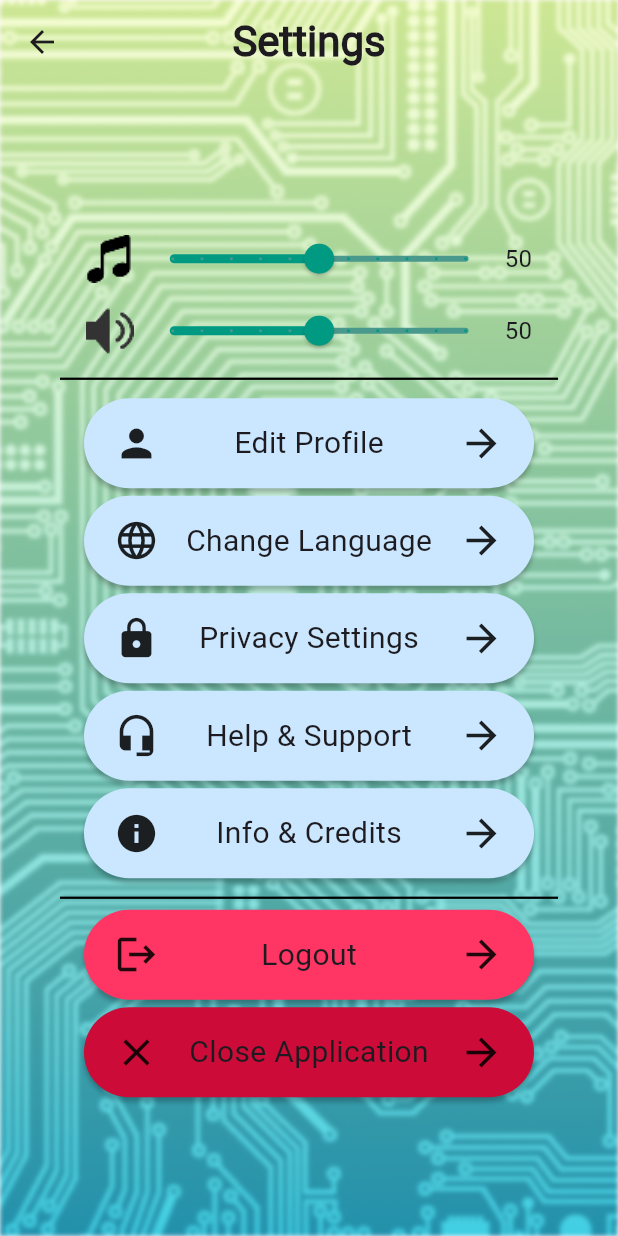
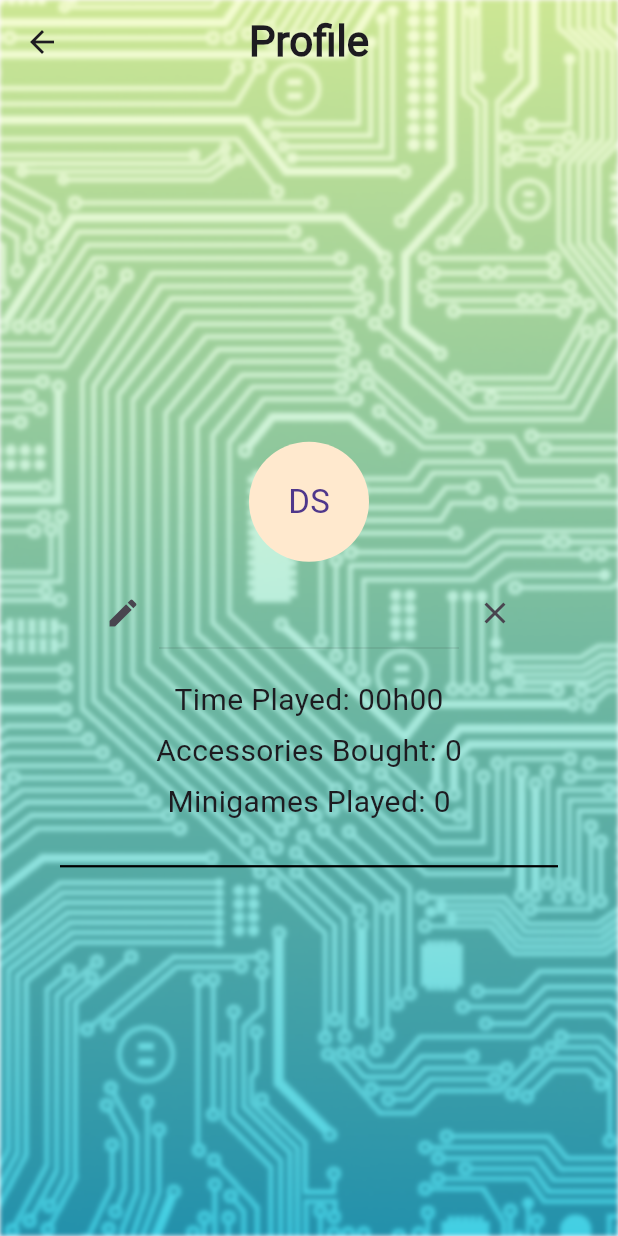
Before and after one commit to ComputacaoMovel2024/tp-c_dingo, a Flutter app: the SettingsPage screen opened directly, after a tap on "Edit Profile", on a phone screen of 412 x 824 dp. Run offline on Flutter 3.47's test engine with Material 3 defaults, Android fonts, the phone set to English and light mode, and no system bars; our stand-ins replace shared_preferences; accounts and stored records are empty.

Commit message:
Início da Página de Perfil
Adicionada a página de perfil (incompleta por agora)
Alterações realizadas a alguns widgets
Criada classe para controlar os acessos às SharedPreferences

```diff
--- a/dingo/lib/dart_classes_aux/custom_slider.dart
+++ b/dingo/lib/dart_classes_aux/custom_slider.dart
@@ -1,5 +1,6 @@
 import 'package:flutter/material.dart';
-import 'package:shared_preferences/shared_preferences.dart';
+
+import 'package:dingo/dart_classes_aux/shared_preferences_manager.dart';
 
 class CustomSlider extends StatefulWidget {
   final String customIconPath;
@@ -17,6 +18,7 @@ class CustomSlider extends StatefulWidget {
 
 class _CustomSliderState extends State<CustomSlider> {
   double _sliderCurrentValue = 50; //Valor default
+  final SharedPreferencesManager _prefsManager = SharedPreferencesManager();
 
   @override
   void initState() {
@@ -26,16 +28,15 @@ class _CustomSliderState extends State<CustomSlider> {
 
   //Carregar os valores armazenados nas Shared Preferences
   Future<void> _loadSliderValue() async {
-    final prefs = await SharedPreferences.getInstance();
+    await _prefsManager.init(); // Verificar que as SharedPreferences estão inicializadas
     setState(() {
-      _sliderCurrentValue = prefs.getDouble(widget.preferenceKey) ?? 50;
+      _sliderCurrentValue = _prefsManager.getDouble(widget.preferenceKey, 50);
     });
   }
 
-  //Salvar os valores nas Shared Preferences
+  //Salvar os valores dos sliders nas SharedPreferences
   Future<void> _saveSliderValue(double value) async {
-    final prefs = await SharedPreferences.getInstance();
-    await prefs.setDouble(widget.preferenceKey, value);
+    await _prefsManager.setDouble(widget.preferenceKey, value);
   }
 
   @override
--- /dev/null
+++ b/dingo/lib/dart_classes_aux/name_text_field.dart
@@ -0,0 +1,96 @@
+import 'package:flutter/material.dart';
+import 'shared_preferences_manager.dart';  // Import the manager class
+
+class NameTextField extends StatefulWidget {
+  final String preferenceKey;
+
+  const NameTextField({
+    super.key,
+    required this.preferenceKey,
+  });
+
+  @override
+  State<NameTextField> createState() => _NameTextFieldState();
+}
+
+class _NameTextFieldState extends State<NameTextField> {
+  late TextEditingController _controller;
+  bool _isBeingEdited = false;
+  final SharedPreferencesManager _prefsManager = SharedPreferencesManager();
+
+  Future<void> _loadUsernameValue() async {
+    await _prefsManager.init();
+    setState(() {
+      _controller.text = _prefsManager.getString(widget.preferenceKey, '');
+    });
+  }
+
+  Future<void> _saveUsernameValue(String value) async {
+    await _prefsManager.setString(widget.preferenceKey, value);
+  }
+
+  @override
+  void initState() {
+    super.initState();
+    _controller = TextEditingController();
+    _loadUsernameValue();
+    _controller.addListener(() {
+      _saveUsernameValue(_controller.text);
+    });
+  }
+
+  @override
+  void dispose() {
+    _controller.dispose();
+    super.dispose();
+  }
+
+  void onButtonPressed() {
+    setState(() {
+      _isBeingEdited = !_isBeingEdited;
+    });
+  }
+
+  void editingComplete() {
+    setState(() {
+      _isBeingEdited = false;
+      _saveUsernameValue(_controller.text);
+    });
+  }
+
+  void onNameDelete() {
+    setState(() {
+      _controller.clear();
+      _saveUsernameValue('');
+    });
+  }
+
+  @override
+  Widget build(BuildContext context) {
+    return Row(
+      mainAxisAlignment: MainAxisAlignment.center,
+      mainAxisSize: MainAxisSize.min,
+      children: <Widget>[
+        IconButton(
+          onPressed: onButtonPressed,
+          icon: const Icon(Icons.edit),
+        ),
+        SizedBox(
+          width: 200,
+          child: TextField(
+            style: const TextStyle(fontSize: 20, fontWeight: FontWeight.w300),
+            enabled: _isBeingEdited,
+            controller: _controller,
+            autocorrect: false,
+            textAlign: TextAlign.center,
+            onEditingComplete: editingComplete,
+          ),
+        ),
+        IconButton(
+          onPressed: onNameDelete,
+          icon: const Icon(Icons.clear),
+        ),
+      ],
+    );
+  }
+}
--- /dev/null
+++ b/dingo/lib/dart_classes_aux/shared_preferences_manager.dart
@@ -0,0 +1,56 @@
+import 'package:shared_preferences/shared_preferences.dart';
+
+class SharedPreferencesManager {
+  SharedPreferences? _prefs;
+
+  // Singleton pattern for SharedPreferencesManager
+  static final SharedPreferencesManager _instance = SharedPreferencesManager._internal();
+
+  factory SharedPreferencesManager() {
+    return _instance;
+  }
+
+  SharedPreferencesManager._internal();
+
+  Future<void> init() async {
+    _prefs = await SharedPreferences.getInstance();
+  }
+
+  double getDouble(String key, double defaultValue) {
+    return _prefs?.getDouble(key) ?? defaultValue;
+  }
+
+  Future<void> setDouble(String key, double value) async {
+    await _prefs?.setDouble(key, value);
+  }
+
+
+
+  String getString(String key, String defaultValue) {
+    return _prefs?.getString(key) ?? defaultValue;
+  }
+
+  Future<void> setString(String key, String value) async {
+    await _prefs?.setString(key, value);
+  }
+
+
+
+  int getInt(String key, int defaultValue) {
+    return _prefs?.getInt(key) ?? defaultValue;
+  }
+
+  Future<void> setInt(String key, int value) async {
+    await _prefs?.setInt(key, value);
+  }
+
+
+
+  bool getBool(String key, bool defaultValue) {
+    return _prefs?.getBool(key) ?? defaultValue;
+  }
+
+  Future<void> setBool(String key, bool value) async {
+    await _prefs?.setBool(key, value);
+  }
+}
--- a/dingo/lib/main_menu/login_screen.dart
+++ b/dingo/lib/main_menu/login_screen.dart
@@ -100,7 +100,7 @@ class _LoginScreenState extends State<LoginScreen> {
                         placeholderText: 'Username',
                         isObscure: false,
                         customPrefixIcon: const Icon(Icons.person),
-                        controller: _usernameController, // Pass the controller here
+                        controller: _usernameController,
                       ),
                       const SizedBox(height: 20),
                       const Text('Introduce your password', style: TextStyle(fontSize: 20)),
@@ -109,7 +109,7 @@ class _LoginScreenState extends State<LoginScreen> {
                         placeholderText: 'Password',
                         isObscure: true,
                         customPrefixIcon: const Icon(Icons.key),
-                        controller: _passwordController, // Pass the controller here
+                        controller: _passwordController,
                       ),
                       const SizedBox(height: 5),
                       Center(
--- /dev/null
+++ b/dingo/lib/settings/profile_page.dart
@@ -0,0 +1,81 @@
+import 'package:flutter/material.dart';
+
+import 'package:dingo/dart_classes_aux/name_text_field.dart';
+
+import 'dart:ui' as ui;
+
+class ProfilePage extends StatefulWidget {
+
+  const ProfilePage({
+    super.key,
+  });
+
+  @override
+  State<ProfilePage> createState() => _ProfilePageState();
+}
+
+class _ProfilePageState extends State<ProfilePage> {
+
+  @override
+  Widget build(BuildContext context) {
+    return Scaffold(
+      body: Stack(
+        children: <Widget>[
+          Positioned.fill(
+            child: ImageFiltered(
+              imageFilter: ui.ImageFilter.blur(sigmaX: 1.5, sigmaY: 1.5),
+              child: Image.asset('lib/assets/background_image.png', fit: BoxFit.cover),
+            ),
+          ),
+          Column(
+            children: <Widget>[
+              AppBar(
+                title: const Text(
+                  'Profile',
+                  style: TextStyle(
+                    fontSize: 28,
+                    fontWeight: FontWeight.w900,
+                  ),
+                ),
+                centerTitle: true,
+                backgroundColor: Colors.transparent,
+                elevation: 0,
+              ),
+              const Expanded(
+                child: Center(
+                  child: Column(
+                    mainAxisAlignment: MainAxisAlignment.center,
+                    mainAxisSize: MainAxisSize.min,
+                    children: <Widget>[
+                      CircleAvatar(
+                        backgroundColor: Color.fromARGB(255, 255, 233, 206),
+                        minRadius: 35,
+                        maxRadius: 40,
+                        child: Text('DS', style: TextStyle(fontSize: 22)),
+                      ),
+                      SizedBox(height: 10),
+                      NameTextField(preferenceKey: 'usernameValue',),
+                      SizedBox(height: 20),
+                      Text('Time Played: 00h00', style: TextStyle(fontSize: 20)),
+                      SizedBox(height: 5),
+                      Text('Accessories Bought: 0', style: TextStyle(fontSize: 20)),
+                      SizedBox(height: 5),
+                      Text('Minigames Played: 0', style: TextStyle(fontSize: 20)),
+                      SizedBox(height: 20),
+                      Divider(
+                        thickness: 1.5,
+                        color: Colors.black,
+                        indent: 40,
+                        endIndent: 40,
+                      ),
+                    ],
+                  ),
+                ),
+              ),
+            ],
+          ),
+        ],
+      ),
+    );
+  }
+}
--- a/dingo/lib/settings/settings_page.dart
+++ b/dingo/lib/settings/settings_page.dart
@@ -1,8 +1,9 @@
 import 'package:flutter/material.dart';
 
 import 'package:dingo/dart_classes_aux/custom_slider.dart';
-import 'package:flutter/services.dart';
 import '../main_menu/login_screen.dart';
+
+import 'profile_page.dart';
 
 import 'dart:ui' as ui;
 
@@ -59,7 +60,9 @@ class SettingsPage extends StatelessWidget {
                         settingsIcon: const Icon(Icons.person, size: 30),
                         settingsText: 'Edit Profile',
                         backgroundColor: const Color.fromARGB(255, 202, 231, 255),
-                        onButtonPressed: () {},
+                        onButtonPressed: () {
+                          Navigator.push(context, MaterialPageRoute(builder: (context) => const ProfilePage()));
+                        },
                       ),
                       const SizedBox(height: 5),
                       CustomSettingsButton(
```
Also changed, not shown: dingo/lib/main_menu/splash_screen.dart (+24 -12 lines).
